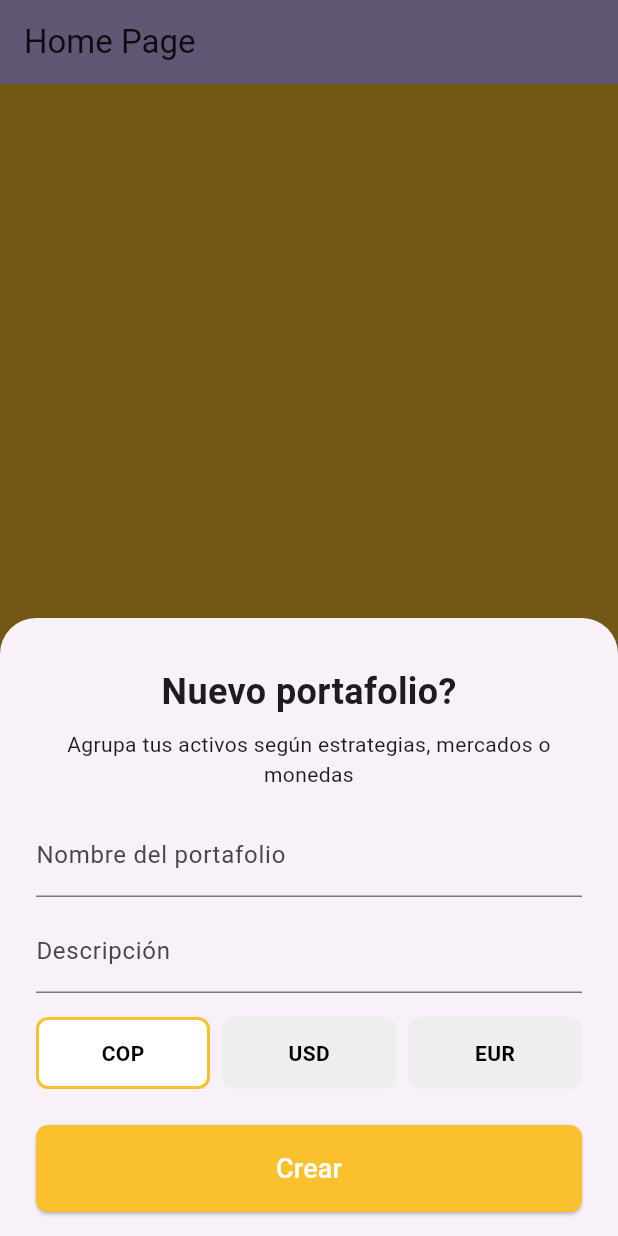
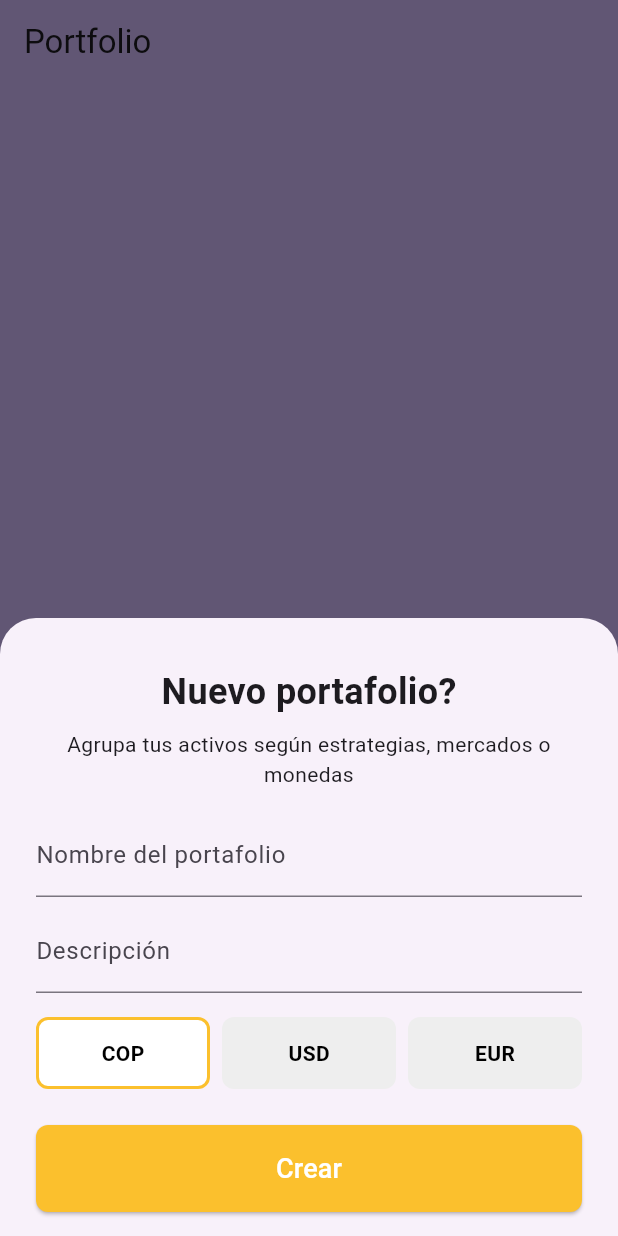
Before and after one commit to juanmjimenezs/flutter_pro, a Flutter app: the screen it shows once a user with an empty profile is signed in, item 2 of the bottom bar chosen, after a tap on the "add" icon, on a phone screen of 412 x 824 dp. Run offline on Flutter 3.47's test engine with Material 3 defaults, Android fonts, the phone set to English and light mode, and no system bars; our stand-ins replace firebase_auth, firebase_core, firebase_database; accounts and stored records are empty; generated files the repository leaves out were written again.

Commit message:
improving background colors and appBar titles

```diff
--- a/lib/main.dart
+++ b/lib/main.dart
@@ -31,7 +31,7 @@ class MyApp extends StatelessWidget {
           }
 
           if (snapshot.hasData) {
-            return const MyHomePage(title: 'Home Page');
+            return const MyHomePage();
           }
 
           return const WelcomePage();
--- a/lib/pages/get_started_page.dart
+++ b/lib/pages/get_started_page.dart
@@ -40,9 +40,7 @@ class _GetStartedPageState extends State<GetStartedPage> {
 
         Navigator.pushReplacement(
           context,
-          MaterialPageRoute(
-            builder: (context) => const MyHomePage(title: 'Home Page'),
-          ),
+          MaterialPageRoute(builder: (context) => const MyHomePage()),
         );
       } on FirebaseAuthException catch (e) {
         if (!mounted) return;
--- a/lib/pages/home_page.dart
+++ b/lib/pages/home_page.dart
@@ -5,9 +5,7 @@ import 'tasks_page.dart';
 import 'portfolio_page.dart';
 
 class MyHomePage extends StatefulWidget {
-  final String title;
-
-  const MyHomePage({super.key, required this.title});
+  const MyHomePage({super.key});
 
   @override
   State<MyHomePage> createState() => _MyHomePageState();
@@ -29,10 +27,15 @@ class _MyHomePageState extends State<MyHomePage> {
       PortfolioPage(),
       ProfilePage(),
     ];
+    final List<String> titles = <String>[
+      TasksPage.title,
+      PortfolioPage.title,
+      ProfilePage.title,
+    ];
 
     return Scaffold(
       appBar: AppBar(
-        title: Text(widget.title),
+        title: Text(titles[_selectedIndex]),
         backgroundColor: Theme.of(context).colorScheme.inversePrimary,
       ),
       body: pages[_selectedIndex],
@@ -40,6 +43,7 @@ class _MyHomePageState extends State<MyHomePage> {
         currentIndex: _selectedIndex,
         onTap: _onItemTapped,
       ),
+      backgroundColor: Theme.of(context).colorScheme.inversePrimary,
     );
   }
 }
--- a/lib/pages/login_page.dart
+++ b/lib/pages/login_page.dart
@@ -36,9 +36,7 @@ class _LoginPageState extends State<LoginPage> {
 
         Navigator.pushReplacement(
           context,
-          MaterialPageRoute(
-            builder: (context) => const MyHomePage(title: 'Home Page'),
-          ),
+          MaterialPageRoute(builder: (context) => const MyHomePage()),
         );
       } on FirebaseAuthException catch (e) {
         ScaffoldMessenger.of(context).showSnackBar(
--- a/lib/pages/portfolio_page.dart
+++ b/lib/pages/portfolio_page.dart
@@ -5,6 +5,7 @@ import '../auth_service.dart';
 
 class PortfolioPage extends StatefulWidget {
   const PortfolioPage({super.key});
+  static const String title = 'Portfolio';
 
   @override
   State<PortfolioPage> createState() => _PortfolioPageState();
@@ -91,7 +92,7 @@ class _PortfolioPageState extends State<PortfolioPage> {
   @override
   Widget build(BuildContext context) {
     return Scaffold(
-      backgroundColor: Colors.yellow[700],
+      backgroundColor: Theme.of(context).colorScheme.inversePrimary,
       body: ListView.builder(
         padding: const EdgeInsets.all(16),
         itemCount: _portfolios.length,
@@ -119,8 +120,11 @@ class _PortfolioPageState extends State<PortfolioPage> {
       ),
       floatingActionButton: FloatingActionButton(
         onPressed: _showAddPortfolioDialog,
-        backgroundColor: Colors.yellow[700],
-        child: const Icon(Icons.add, color: Colors.white),
+        backgroundColor: Theme.of(context).colorScheme.onSecondary,
+        child: Icon(
+          Icons.add,
+          color: Theme.of(context).colorScheme.inversePrimary,
+        ),
       ),
     );
   }
--- a/lib/pages/profile_page.dart
+++ b/lib/pages/profile_page.dart
@@ -5,6 +5,7 @@ import '../pages/welcome_page.dart';
 
 class ProfilePage extends StatefulWidget {
   const ProfilePage({super.key});
+  static const String title = 'Profile';
 
   @override
   State<ProfilePage> createState() => _ProfilePageState();
@@ -198,10 +199,7 @@ class _ProfilePageState extends State<ProfilePage> {
     }
 
     return Scaffold(
-      appBar: AppBar(
-        title: const Text('Profile'),
-        backgroundColor: Theme.of(context).colorScheme.inversePrimary,
-      ),
+      backgroundColor: Theme.of(context).colorScheme.inversePrimary,
       body: ListView(
         padding: const EdgeInsets.all(16.0),
         children: [
--- a/lib/pages/tasks_page.dart
+++ b/lib/pages/tasks_page.dart
@@ -6,6 +6,7 @@ import '../auth_service.dart';
 
 class TasksPage extends StatefulWidget {
   const TasksPage({super.key});
+  static const String title = 'Tasks';
 
   @override
   State<TasksPage> createState() => _TasksPageState();
```
Also changed, not shown: 1 other file.
